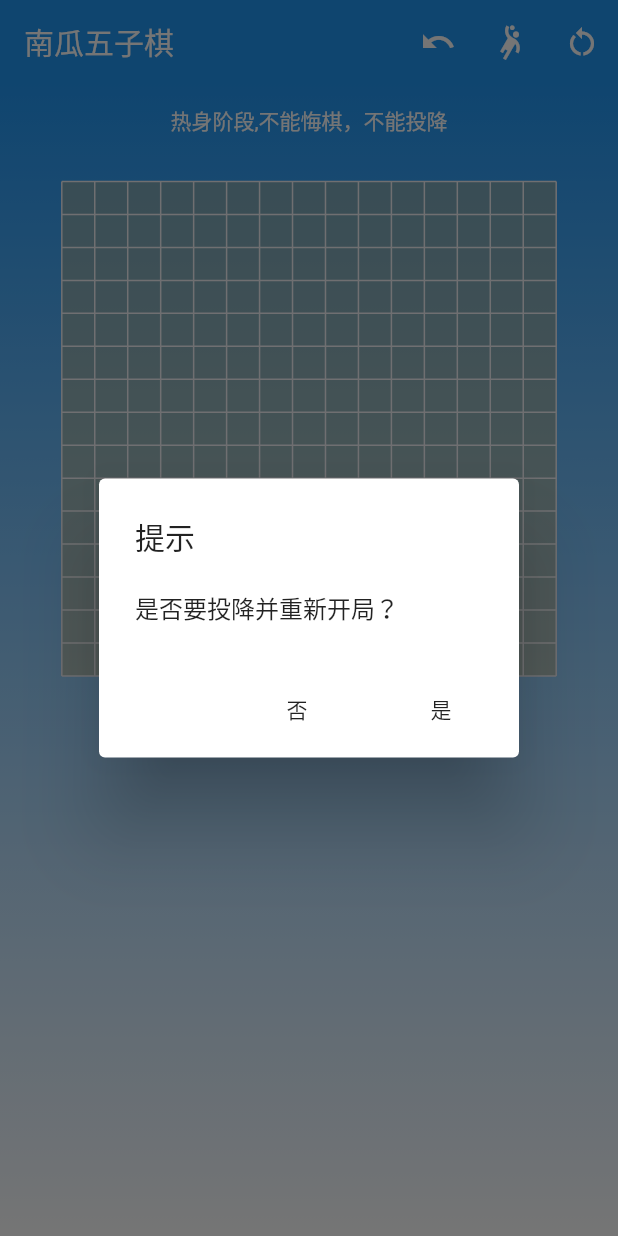
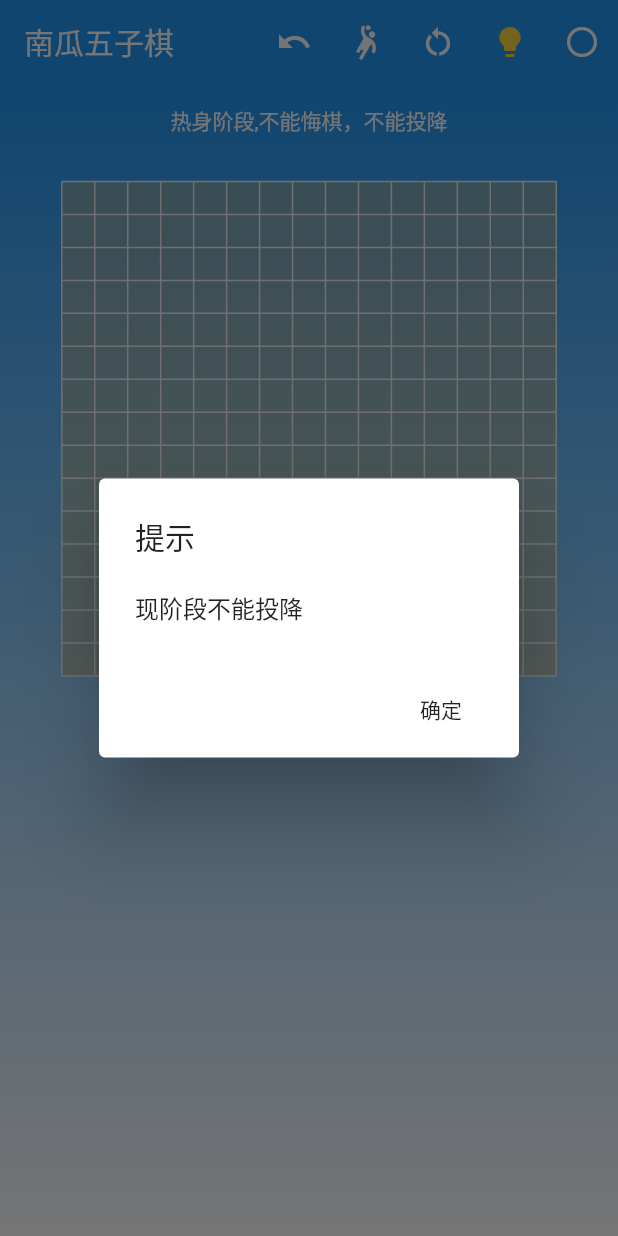
Before and after one commit to JalorOo/gobang, a Flutter app: the screen it shows after launch, after a tap on the "sports handball" icon, on a phone screen of 412 x 824 dp. Run offline on Flutter 3.47's test engine with Material 2 defaults, Android fonts, the phone set to English and light mode, and no system bars.

Commit message:
完成所有功能设计，可用性强

```diff
--- a/lib/GamePage.dart
+++ b/lib/GamePage.dart
@@ -5,6 +5,7 @@ import 'package:flutter/material.dart';
 import 'package:gobang/ai/Ai.dart';
 import 'package:gobang/bridge/ChessShape.dart';
 import 'package:gobang/factory/ThemeFactory.dart';
+import 'package:gobang/factory/UserTheme.dart';
 import 'package:gobang/flyweight/Chess.dart';
 import 'package:gobang/flyweight/ChessFlyweightFactory.dart';
 import 'package:gobang/memorandum/Originator.dart';
@@ -26,10 +27,17 @@ class GamePageState extends State<GamePage> {
   ThemeFactory? _themeFactory;
   GameViewModel _viewModel = GameViewModel.getInstance();
   Originator _originator = Originator.getInstance();
+  Icon lightOn = Icon(Icons.lightbulb,color: Colors.amberAccent);
+  Icon lightOff = Icon(Icons.lightbulb_outline_rounded);
+  Icon circle = Icon(Icons.circle_outlined);
+  Icon rect = Icon(Icons.crop_square);
+  Icon? currentLight,currentShape;
 
   @override
   void initState() {
-    _themeFactory = AiThemeFactory();
+    currentLight = lightOn;
+    _themeFactory = BlueThemeFactory();
+    currentShape = circle;
     super.initState();
   }
 
@@ -59,8 +67,10 @@ class GamePageState extends State<GamePage> {
               icon: Icon(Icons.undo)),
           IconButton(
               onPressed: () {
-                TipsDialog.showByChoose(context, "提示", "是否要投降并重新开局？","是","否",(value){
-                  if(value){
+                if(_viewModel.surrender()) {
+                  TipsDialog.showByChoose(
+                      context, "提示", "是否要投降并重新开局？", "是", "否", (value) {
+                    if (value) {
                       setState(() {
                         ChessPainter._position = null;
                         _originator.clean();
@@ -70,6 +80,9 @@ class GamePageState extends State<GamePage> {
                     }
                     Navigator.pop(context);
                   });
+                }else{
+                  TipsDialog.show(context, "提示", "现阶段不能投降");
+                }
               },
               icon: Icon(Icons.sports_handball)),
           IconButton(
@@ -87,6 +100,30 @@ class GamePageState extends State<GamePage> {
                 });
               },
               icon: Icon(Icons.restart_alt)),
+          IconButton(
+              onPressed: () {
+                setState(() {
+                  if(_themeFactory is BlackThemeFactory){
+                    currentLight = lightOn;
+                    _themeFactory = BlueThemeFactory();
+                  }else{
+                    currentLight = lightOff;
+                    _themeFactory = BlackThemeFactory();
+                  }
+                });
+              },
+              icon: currentLight!),
+          IconButton(
+              onPressed: () {
+                setState(() {
+                  if(currentShape == circle){
+                    currentShape = rect;
+                  } else {
+                    currentShape = circle;
+                  }
+                });
+              },
+              icon: currentShape!),
         ],
       ),
       body: Container(
@@ -118,7 +155,7 @@ class GamePageState extends State<GamePage> {
                     GestureDetector(
                         onTapDown: (topDownDetails) {
                           var position = topDownDetails.localPosition;
-                          Chess chess = _viewModel.play();
+                          Chess chess = _viewModel.play(currentShape == circle);
                           setState(() {
                             ChessPainter._position =
                                 Position(position.dx, position.dy, chess);
--- a/lib/factory/ThemeFactory.dart
+++ b/lib/factory/ThemeFactory.dart
@@ -6,16 +6,23 @@ abstract class ThemeFactory{
   Theme getTheme();
 }
 
-class UserThemeFactory extends ThemeFactory{
+class YellowThemeFactory extends ThemeFactory{
   @override
   Theme getTheme() {
     return new YellowTheme();
   }
 }
 
-class AiThemeFactory extends ThemeFactory{
+class BlueThemeFactory extends ThemeFactory{
   @override
   Theme getTheme() {
     return new BlueTheme();
   }
 }
+
+class BlackThemeFactory extends ThemeFactory{
+  @override
+  Theme getTheme() {
+    return new BlackTheme();
+  }
+}
--- a/lib/factory/UserTheme.dart
+++ b/lib/factory/UserTheme.dart
@@ -17,3 +17,10 @@
     return Colors.blue;
   }
 }
+
+class BlackTheme extends t.Theme{
+  @override
+  Color getThemeColor() {
+    return Colors.black;
+  }
+}
--- a/lib/viewModel/GameViewModel.dart
+++ b/lib/viewModel/GameViewModel.dart
@@ -1,3 +1,4 @@
+import 'package:flutter/material.dart';
 import 'package:gobang/bridge/ChessShape.dart';
 import 'package:gobang/flyweight/Chess.dart';
 import 'package:gobang/flyweight/ChessFlyweightFactory.dart';
@@ -18,11 +19,14 @@ class GameViewModel {
 
   UserContext _userContext = UserContext();
 
-  Chess play() {
+  Chess play(bool current) {
     _userContext.play();
     Chess chess;
     /// 设置棋子外观
     ChessShape shape = RectShape();
+    if(current){
+      shape = CircleShape();
+    }
     chess = ChessFlyweightFactory.getInstance().getChess("white");
     chess.chessShape = shape;
     return chess;
@@ -45,4 +49,8 @@ class GameViewModel {
   void reset() {
     _userContext.reset();
   }
+
+  bool surrender() {
+    return _userContext.surrender();
+  }
 }
```
Lines whose indentation alone changed are shown as unchanged.
